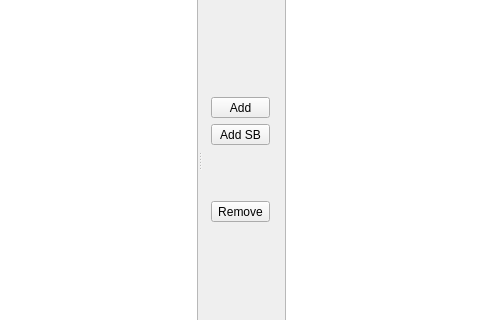
First picture: the form in src/core/gui/mainwindow.ui, repository ABBAPOH/ccgo, before the edit; both pictures show x 110 to 590 and y 159 to 479 of the 1024 by 640 pixel window.
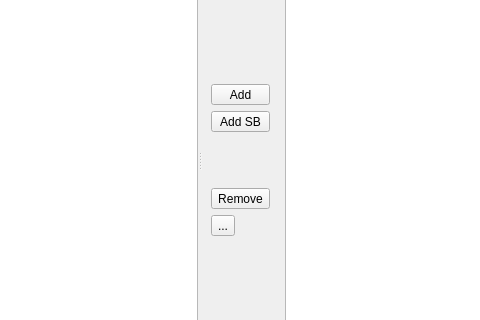
Second picture: the form after the edit. Icons and pictures are not drawn. Custom widgets are drawn as their Qt base class.

```diff
--- a/src/core/gui/mainwindow.ui
+++ b/src/core/gui/mainwindow.ui
@@ -136,6 +136,17 @@
              </property>
             </widget>
            </item>
+           <item>
+            <widget class="QToolButton" name="removeAllCardsButton">
+             <property name="text">
+              <string>...</string>
+             </property>
+             <property name="icon">
+              <iconset resource="../resources.qrc">
+               <normaloff>:/icons/icons/delete_card.png</normaloff>:/icons/icons/delete_card.png</iconset>
+             </property>
+            </widget>
+           </item>
            <item>
             <spacer name="verticalSpacer_2">
              <property name="orientation">
```
